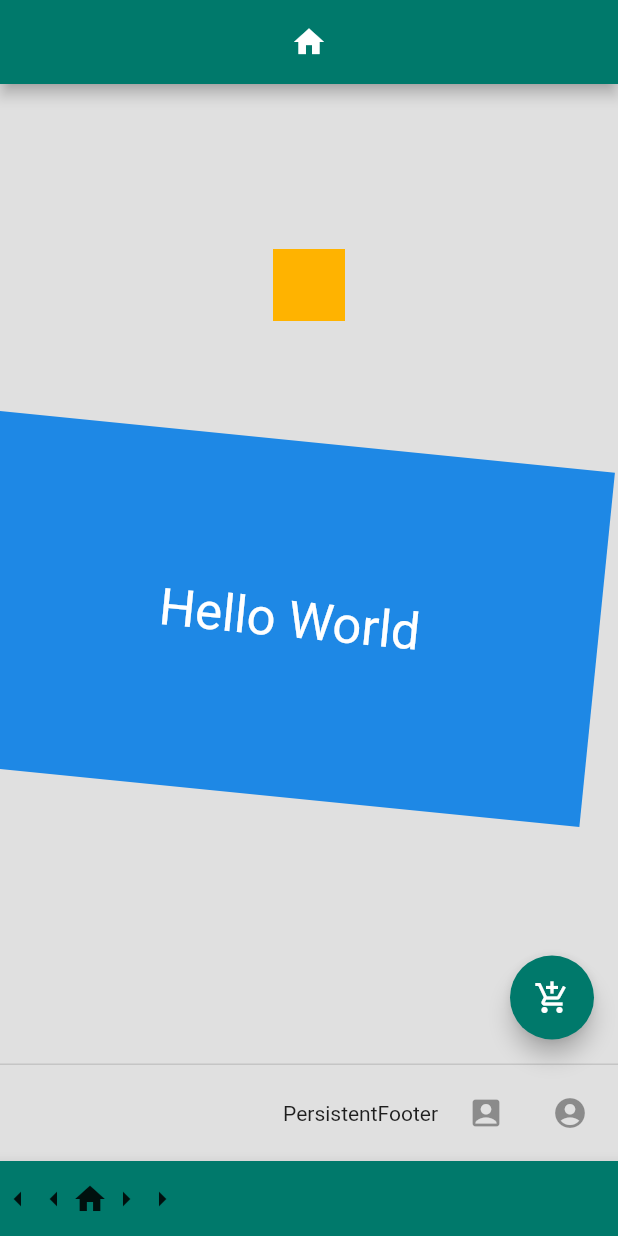
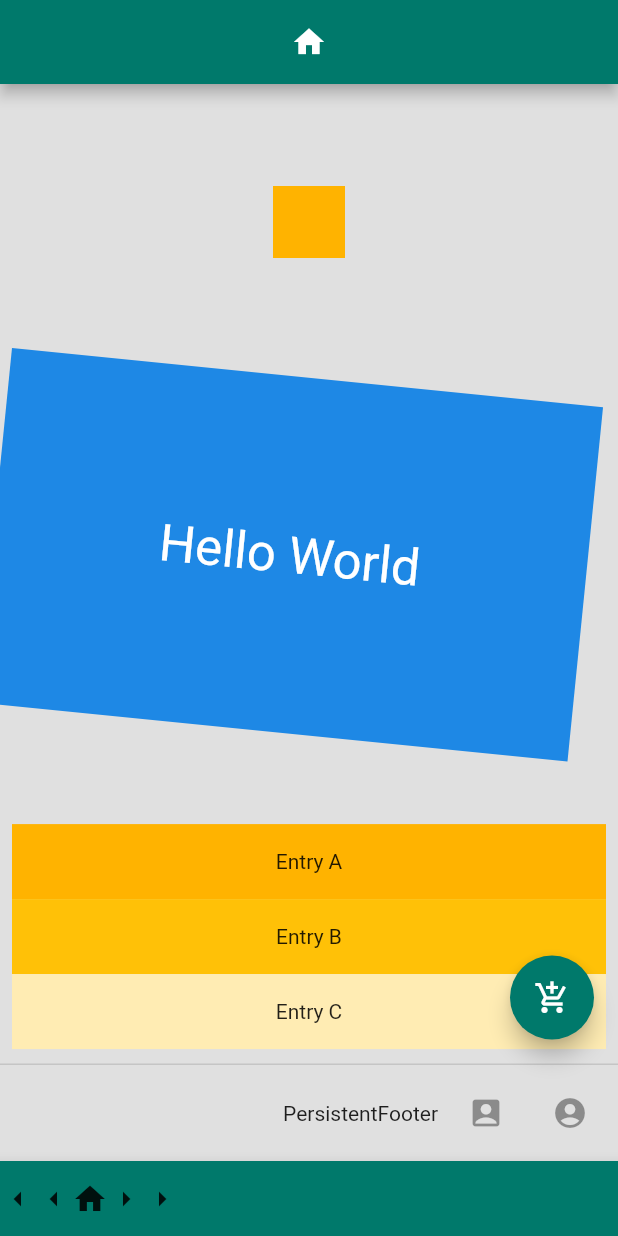
Before and after one commit to rsrinath14/Playing_with_flutter, a Flutter app: the screen it shows after launch, on a phone screen of 412 x 824 dp. Run offline on Flutter 3.47's test engine with Material 2 defaults, Android fonts, the phone set to English and light mode, and no system bars.

Commit message:
Container_2 (flutter practise)

```diff
--- a/scaffold_1/lib/main.dart
+++ b/scaffold_1/lib/main.dart
@@ -13,11 +13,14 @@ class MyApp extends StatelessWidget {
         title: Center(child: Icon(Icons.home)),
         backgroundColor: Colors.teal[700],
       ),
-      body: Column(
+      body: ListView(
+        padding: EdgeInsets.all(8),
+        children: <Widget>[
+          Column(
             children: <Widget>[
               Center(
                 child: Container(
-              height: 100,
+                  height: 50,
                 ),
               ),
               Center(
@@ -36,8 +39,8 @@ class MyApp extends StatelessWidget {
               Center(
                   child: Container(
                 constraints: BoxConstraints.expand(
-              height:
-                  Theme.of(context).textTheme.headline4.fontSize * 1.1 + 200.0,
+                  height: Theme.of(context).textTheme.headline4.fontSize * 1.1 +
+                      200.0,
                 ),
                 padding: const EdgeInsets.all(8.0),
                 color: Colors.blue[600],
@@ -49,6 +52,28 @@ class MyApp extends StatelessWidget {
                         .copyWith(color: Colors.white)),
                 transform: Matrix4.rotationZ(0.1),
               )),
+              Center(
+                child: Container(
+                  height: 80,
+                ),
+              ),
+              Container(
+                height: 50,
+                color: Colors.amber[600],
+                child: const Center(child: Text('Entry A')),
+              ),
+              Container(
+                height: 50,
+                color: Colors.amber[500],
+                child: const Center(child: Text('Entry B')),
+              ),
+              Container(
+                height: 50,
+                color: Colors.amber[100],
+                child: const Center(child: Text('Entry C')),
+              ),
+            ],
+          ),
         ],
       ),
       floatingActionButton: FloatingActionButton(
```
Lines whose indentation alone changed are shown as unchanged.
